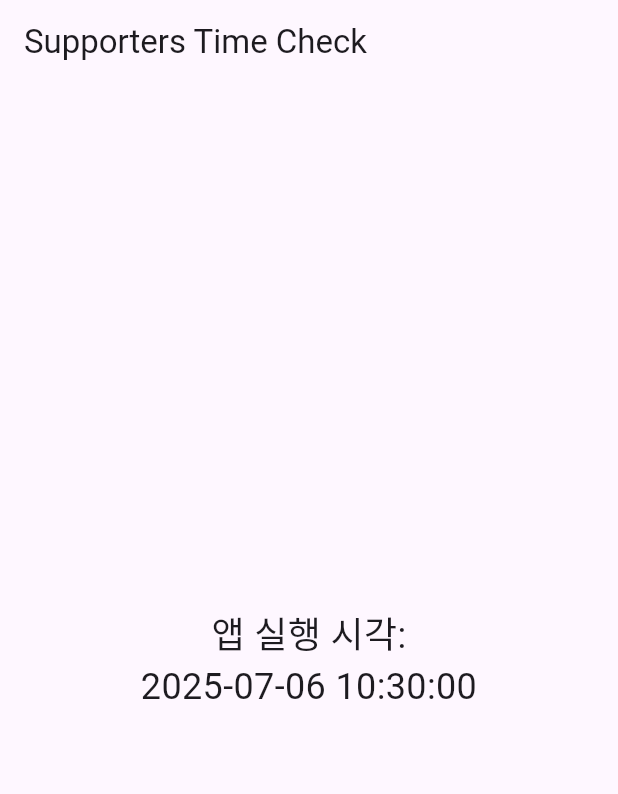
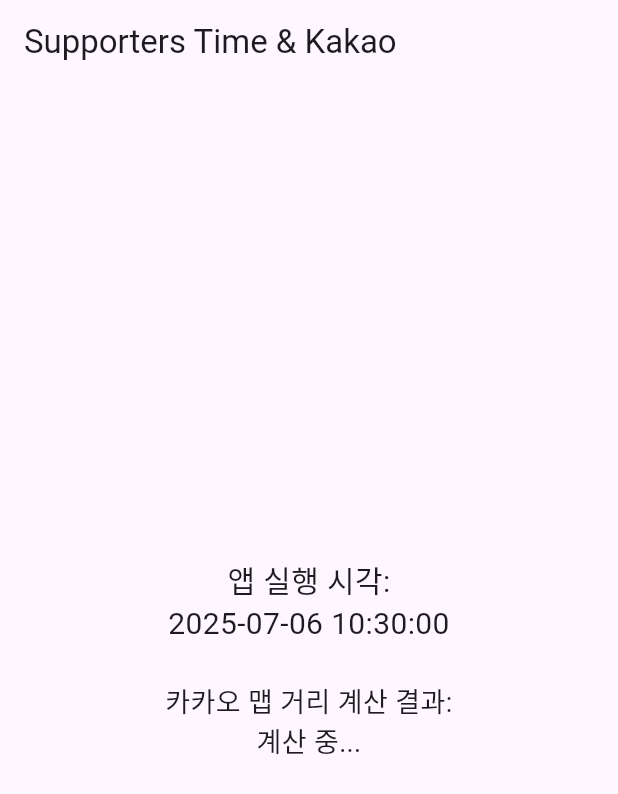
Before and after one commit to stormk1/gpts-kakaomap-timer, a Flutter app: the screen it shows after launch, on a phone screen of 412 x 824 dp. Shown: the top 794 px of the screen. Run offline on Flutter 3.47's test engine with Material 3 defaults, Android fonts, the phone set to English and light mode, and no system bars; network calls fail.

Commit message:
Update main.dart

```diff
--- a/lib/main.dart
+++ b/lib/main.dart
@@ -1,24 +1,51 @@
 import 'package:flutter/material.dart';
 import 'services/time_service.dart';
+import 'services/kakao_service.dart';
 
 void main() {
   runApp(const SupportersApp());
 }
 
-class SupportersApp extends StatelessWidget {
+class SupportersApp extends StatefulWidget {
   const SupportersApp({super.key});
+
+  @override
+  State<SupportersApp> createState() => _SupportersAppState();
+}
+
+class _SupportersAppState extends State<SupportersApp> {
+  String _distanceResult = '계산 중...';
+
+  @override
+  void initState() {
+    super.initState();
+    _calculateDistance();
+  }
+
+  Future<void> _calculateDistance() async {
+    final kakao = KakaoMapService();
+    final distance = await kakao.getDistance("127.1058342,37.359708", "127.1025546,37.358948"); // 예시 좌표
+    setState(() {
+      _distanceResult = distance != null ? '${distance.toStringAsFixed(2)} km' : '실패';
+    });
+  }
 
   @override
   Widget build(BuildContext context) {
     final now = getCurrentFormattedTime();
     return MaterialApp(
       home: Scaffold(
-        appBar: AppBar(title: const Text('Supporters Time Check')),
+        appBar: AppBar(title: const Text('Supporters Time & Kakao')),
         body: Center(
-          child: Text(
-            '앱 실행 시각:\n$now',
-            style: const TextStyle(fontSize: 24),
-            textAlign: TextAlign.center,
+          child: Column(
+            mainAxisAlignment: MainAxisAlignment.center,
+            children: [
+              Text('앱 실행 시각:\n$now',
+                  style: const TextStyle(fontSize: 20), textAlign: TextAlign.center),
+              const SizedBox(height: 24),
+              Text('카카오 맵 거리 계산 결과:\n$_distanceResult',
+                  style: const TextStyle(fontSize: 18), textAlign: TextAlign.center),
+            ],
           ),
         ),
       ),
```
